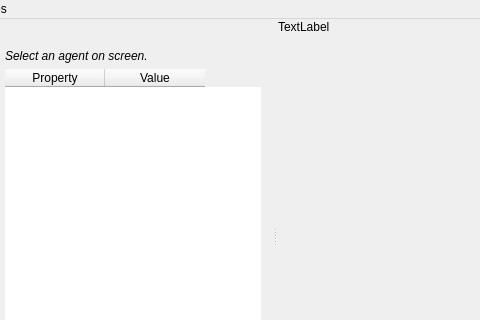
Qt form mainwindow.ui (nhudinhtuan/iSimVisualizer) before a commit; both pictures show x 149 to 629 and y 0 to 320 of the 712 by 475 pixel window.
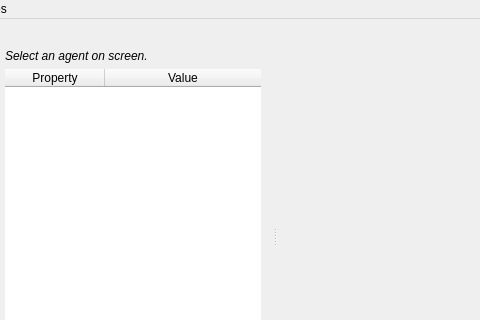
The same form after that commit. The open tabs and pages were chosen to show the change. Icons and pictures are not drawn.

The edit to the form file:
```diff
--- a/mainwindow.ui
+++ b/mainwindow.ui
@@ -66,19 +66,11 @@
          </layout>
         </widget>
         <widget class="QWidget" name="plot">
-         <widget class="QLabel" name="label_2">
-          <property name="geometry">
-           <rect>
-            <x>0</x>
-            <y>0</y>
-            <width>62</width>
-            <height>16</height>
-           </rect>
-          </property>
-          <property name="text">
-           <string>TextLabel</string>
-          </property>
-         </widget>
+         <layout class="QGridLayout" name="gridLayout_7">
+          <item row="0" column="0">
+           <layout class="QVBoxLayout" name="plotLayout"/>
+          </item>
+         </layout>
         </widget>
        </widget>
       </item>
@@ -342,6 +334,9 @@
            <property name="styleSheet">
             <string notr="true">border: none;</string>
            </property>
+           <attribute name="horizontalHeaderStretchLastSection">
+            <bool>true</bool>
+           </attribute>
            <column>
             <property name="text">
              <string>Property</string>
```
Left out of the diff: 7 changed lines with no effect on the pictures.
